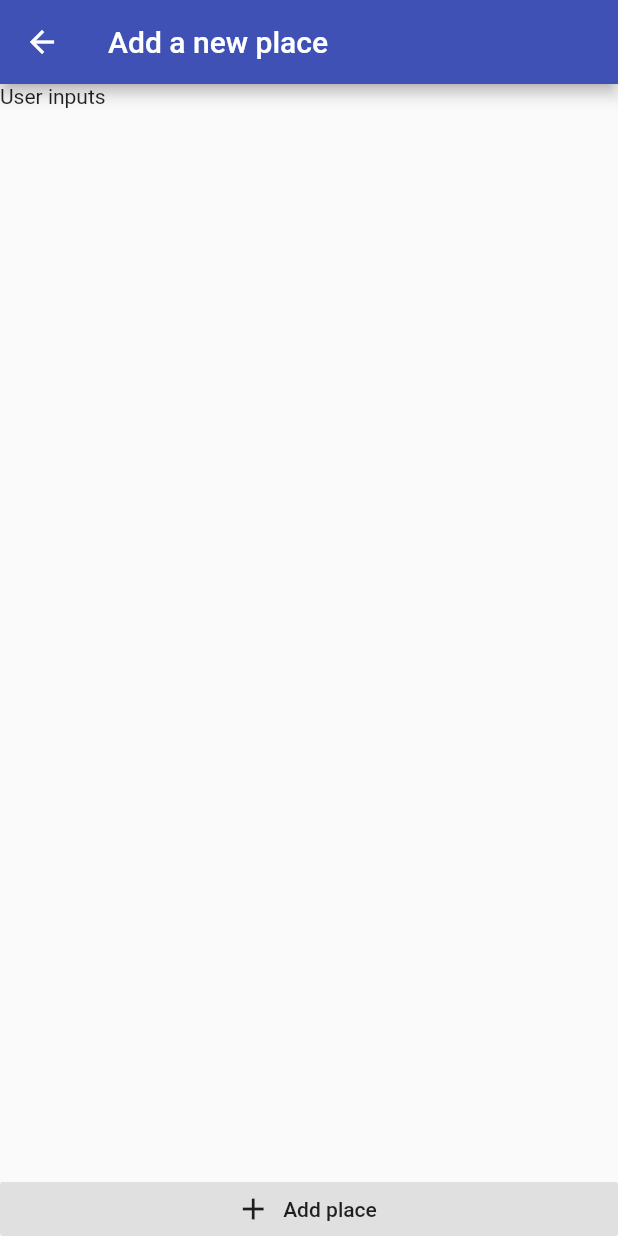
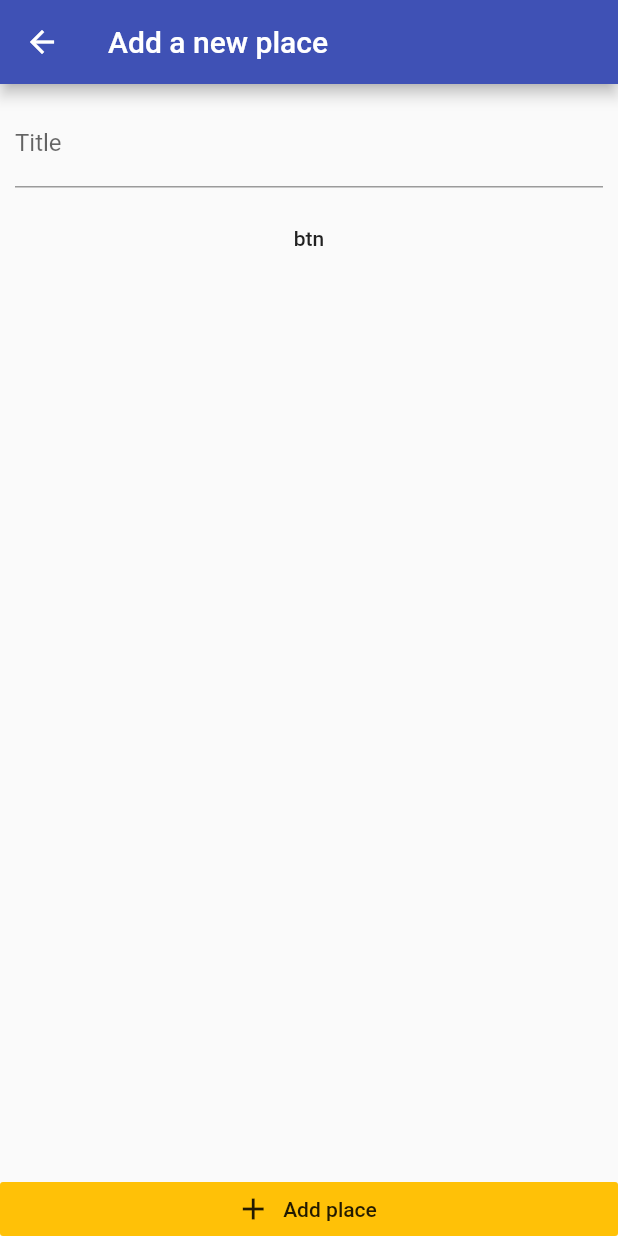
Before and after one commit to Wolfram-180/great_places_app, a Flutter app: the AddPlaceScreen screen opened by its route, on a phone screen of 412 x 824 dp. Run offline on Flutter 3.47's test engine with Material 2 defaults, Android fonts, the phone set to English and light mode, and no system bars.

```diff
--- a/lib/screens/add_place_screen.dart
+++ b/lib/screens/add_place_screen.dart
@@ -10,6 +10,8 @@ class AddPlaceScreen extends StatefulWidget {
 }
 
 class _AddPlaceScreenState extends State<AddPlaceScreen> {
+  final _titleController = TextEditingController();
+
   @override
   Widget build(BuildContext context) {
     return Scaffold(
@@ -20,7 +22,24 @@ class _AddPlaceScreenState extends State<AddPlaceScreen> {
         mainAxisAlignment: MainAxisAlignment.spaceBetween,
         crossAxisAlignment: CrossAxisAlignment.stretch,
         children: [
-          Text('User inputs'),
+          Expanded(
+            child: SingleChildScrollView(
+              child: Padding(
+                padding: const EdgeInsets.all(10.0),
+                child: Column(
+                  children: [
+                    TextField(
+                      decoration: InputDecoration(labelText: 'Title'),
+                      controller: _titleController,
+                    ),
+                    SizedBox(height: 10),
+                    Container(),
+                    FlatButton(onPressed: () {}, child: Text('btn')),
+                  ],
+                ),
+              ),
+            ),
+          ),
           RaisedButton.icon(
             onPressed: () {},
             icon: Icon(
@@ -29,6 +48,7 @@ class _AddPlaceScreenState extends State<AddPlaceScreen> {
             label: Text('Add place'),
             elevation: 0,
             materialTapTargetSize: MaterialTapTargetSize.shrinkWrap,
+            color: Theme.of(context).accentColor,
           )
         ],
       ),
```
Also changed, not shown: lib/widgets/image_input.dart (added, +15 -0 lines).
